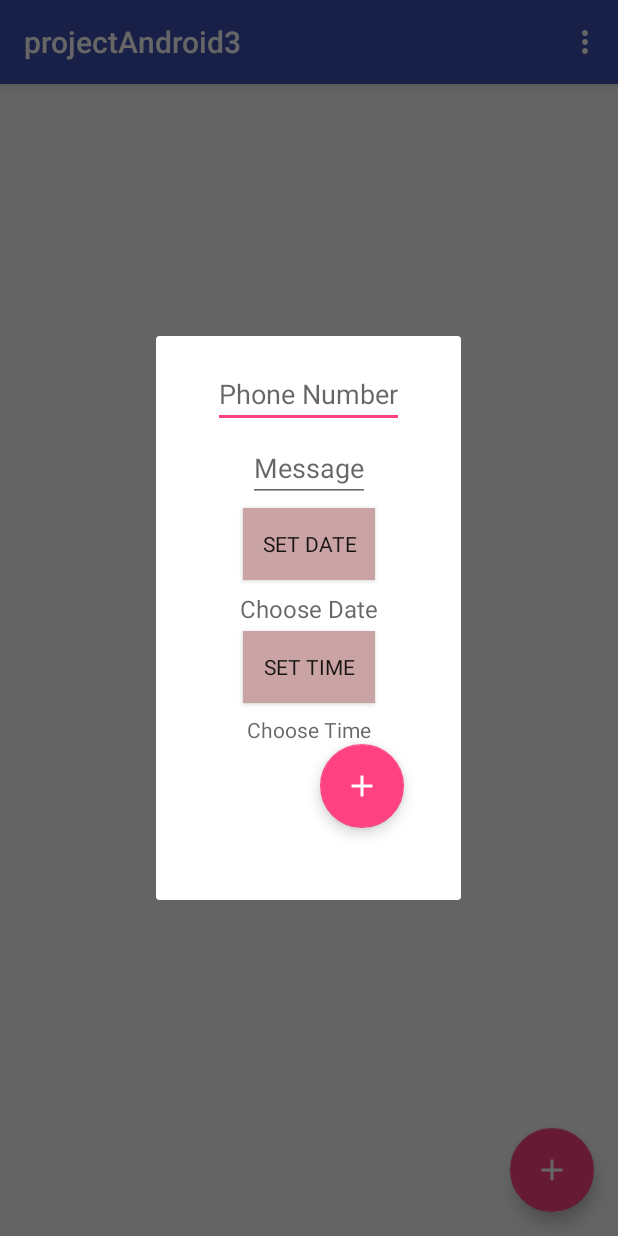
After one commit to Itay-kun/AndroidProject, an Android app: the fragment SMSDialogFragment placed in its activity, on a phone screen of 412 x 824 dp. The commit adds this screen. Run offline under Robolectric (Android 15) with nearby library versions, the phone set to English and light mode, and no system bars; libraries missing offline, so code that uses them is left out: com.firebase.jobdispatcher.

Commit message:
refactored to a dialog fragment

```diff
--- a/app/build.gradle
+++ b/app/build.gradle
@@ -25,6 +25,7 @@ dependencies {
     implementation 'com.android.support:design:26.1.0'
     implementation 'com.android.support:recyclerview-v7:26.1.0'
     implementation 'com.firebase:firebase-jobdispatcher:0.8.5'
+    implementation 'com.android.support:support-v4:26.1.0'
     testImplementation 'junit:junit:4.12'
     androidTestImplementation 'com.android.support.test:runner:1.0.1'
     androidTestImplementation 'com.android.support.test.espresso:espresso-core:3.0.1'
--- /dev/null
+++ b/app/src/main/java/hackeru/talg/edu/projectandroid3/SMSDialogFragment.java
@@ -0,0 +1,95 @@
+package hackeru.talg.edu.projectandroid3;
+
+
+import android.os.Bundle;
+import android.support.annotation.Nullable;
+import android.support.design.widget.FloatingActionButton;
+import android.support.v4.app.DialogFragment;
+import android.support.v4.app.Fragment;
+import android.view.LayoutInflater;
+import android.view.View;
+import android.view.ViewGroup;
+import android.widget.Button;
+import android.widget.EditText;
+import android.widget.TextView;
+
+
+/**
+ * A simple {@link Fragment} subclass.
+ */
+public class SMSDialogFragment extends DialogFragment {
+
+    private EditText etPhoneNumber;
+    private EditText etMessage;
+    private TextView tvDate;
+    private TextView tvTime;
+    private Button buttonDate;
+    private Button buttonTime;
+
+
+    @Override
+    public View onCreateView(LayoutInflater inflater, ViewGroup container,
+                             Bundle savedInstanceState) {
+        // Inflate the layout for this fragment
+        return inflater.inflate(R.layout.fragment_smsdialog, container, false);
+    }
+
+    @Override
+    public void onViewCreated(View v, @Nullable Bundle savedInstanceState) {
+        super.onViewCreated(v, savedInstanceState);
+
+        etPhoneNumber = v.findViewById(R.id.etPhoneNumber);
+        etMessage = v.findViewById(R.id.etMessage);
+        buttonDate = v. findViewById(R.id.buttonDate);
+        buttonTime = v. findViewById(R.id.buttonTime);
+        tvDate = v. findViewById(R.id.tvDate);
+        tvTime = v. findViewById(R.id.tvTime);
+
+
+
+
+        FloatingActionButton fab =  v.findViewById(R.id.fabAddSms);
+        fab.setOnClickListener(new View.OnClickListener() {
+            @Override
+            public void onClick(View view) {
+
+
+                String phoneNo = etPhoneNumber.getText().toString();
+
+                String message = etMessage.getText().toString();
+
+                String dateText = tvDate.getText().toString();
+                String timeText = tvTime.getText().toString();
+
+                MainActivity a = (MainActivity) getActivity();
+
+                a.doIt(phoneNo, dateText, timeText, message);
+
+                //kill myself(dialog)
+                dismiss();
+
+                return;
+            }
+        });
+
+        buttonDate.setOnClickListener(new View.OnClickListener() {
+            @Override
+            public void onClick(View v) {
+                DatePickerFragment newFragmentb = new DatePickerFragment();
+                newFragmentb.setTvDate(tvDate);
+                DialogFragment newFragment = newFragmentb;
+                newFragment.show(getChildFragmentManager(), "datePicker");
+            }
+        });
+
+        buttonTime.setOnClickListener(new View.OnClickListener() {
+            @Override
+            public void onClick(View v) {
+                TimePickerFragment newFragmentb = new TimePickerFragment();
+                newFragmentb.setTvTime(tvTime);
+                DialogFragment newFragment = newFragmentb;
+                newFragment.show(getChildFragmentManager(), "timePicker");
+            }
+        });
+    }
+}
--- /dev/null
+++ b/app/src/main/res/layout/fragment_smsdialog.xml
@@ -0,0 +1,126 @@
+<?xml version="1.0" encoding="utf-8"?>
+<android.support.constraint.ConstraintLayout xmlns:android="http://schemas.android.com/apk/res/android"
+    xmlns:app="http://schemas.android.com/apk/res-auto"
+    android:layout_width="match_parent"
+    android:layout_height="wrap_content"
+
+    android:paddingLeft="30dp"
+    android:paddingRight="30dp">
+
+    <EditText
+        android:id="@+id/etPhoneNumber"
+        android:layout_width="match_parent"
+        android:layout_height="wrap_content"
+        android:layout_marginEnd="8dp"
+        android:layout_marginStart="8dp"
+        android:layout_marginTop="16dp"
+        android:hint="@string/phone_number"
+        android:inputType="phone"
+        app:layout_constraintEnd_toEndOf="parent"
+        app:layout_constraintStart_toStartOf="parent"
+        app:layout_constraintTop_toTopOf="parent" />
+
+    <EditText
+        android:id="@+id/etMessage"
+        android:layout_width="match_parent"
+        android:layout_height="wrap_content"
+        android:layout_marginEnd="8dp"
+        android:layout_marginStart="8dp"
+        android:layout_marginTop="4dp"
+        android:fontFamily="sans-serif"
+        android:hint="@string/sms_text"
+        android:inputType="text"
+        app:layout_constraintEnd_toEndOf="parent"
+        app:layout_constraintStart_toStartOf="parent"
+        app:layout_constraintTop_toBottomOf="@+id/etPhoneNumber" />
+
+    <Button
+        android:id="@+id/buttonDate"
+        android:layout_width="match_parent"
+        android:layout_height="wrap_content"
+        android:layout_marginEnd="8dp"
+        android:layout_marginStart="8dp"
+        android:layout_marginTop="4dp"
+        android:background="#caa4a4"
+        android:fontFamily="sans-serif"
+        android:text="@string/date"
+        android:textSize="14dp"
+        app:layout_constraintEnd_toEndOf="parent"
+        app:layout_constraintStart_toStartOf="parent"
+        app:layout_constraintTop_toBottomOf="@+id/etMessage" />
+
+    <TextView
+        android:id="@+id/tvDate"
+        android:layout_width="match_parent"
+        android:layout_height="0dp"
+        android:layout_marginEnd="8dp"
+        android:layout_marginStart="8dp"
+        android:layout_marginTop="8dp"
+        android:gravity="center_horizontal"
+        android:hint="@string/choose_date"
+        android:textAlignment="gravity"
+        android:textSize="16dp"
+        app:layout_constraintEnd_toEndOf="parent"
+        app:layout_constraintStart_toStartOf="parent"
+        app:layout_constraintTop_toBottomOf="@+id/buttonDate" />
+
+    <Button
+        android:id="@+id/buttonTime"
+        android:layout_width="match_parent"
+        android:layout_height="wrap_content"
+        android:layout_marginEnd="8dp"
+        android:layout_marginStart="8dp"
+        android:layout_marginTop="4dp"
+        android:background="#caa4a4"
+        android:fontFamily="sans-serif"
+        android:text="@string/time"
+        android:textSize="14dp"
+        app:layout_constraintEnd_toEndOf="parent"
+        app:layout_constraintStart_toStartOf="parent"
+        app:layout_constraintTop_toBottomOf="@+id/tvDate" />
+
+    <TextView
+        android:id="@+id/tvTime"
+        android:layout_width="match_parent"
+        android:layout_height="0dp"
+        android:layout_marginEnd="8dp"
+        android:layout_marginStart="8dp"
+        android:layout_marginTop="8dp"
+        android:gravity="center_horizontal"
+        android:hint="@string/choose_time"
+        app:layout_constraintLeft_toLeftOf="parent"
+        app:layout_constraintRight_toRightOf="parent"
+        app:layout_constraintTop_toBottomOf="@+id/buttonTime" />
+
+    <android.support.design.widget.FloatingActionButton
+        android:id="@+id/fabAddSms"
+        android:layout_width="wrap_content"
+        android:text="blabla"
+        android:src="@drawable/ic_add_white"
+        android:layout_height="wrap_content"
+        android:layout_marginEnd="8dp"
+        android:layout_marginStart="8dp"
+
+        app:layout_constraintRight_toRightOf="parent"
+        app:layout_constraintTop_toBottomOf="@+id/tvTime"
+
+
+
+        />
+
+    <Button
+        android:id="@+id/bugfixer"
+        android:layout_width="wrap_content"
+        android:text="b"
+        android:layout_height="wrap_content"
+        android:layout_marginEnd="8dp"
+        android:layout_marginStart="8dp"
+        android:visibility="invisible"
+
+     app:layout_constraintTop_toBottomOf="@+id/fabAddSms"
+
+
+
+        />
+
+</android.support.constraint.ConstraintLayout>
--- a/app/src/main/res/values/strings.xml
+++ b/app/src/main/res/values/strings.xml
@@ -11,4 +11,7 @@
     <string name="time">Set Time</string>
     <string name="choose_date">Choose Date</string>
     <string name="choose_time">Choose Time</string>
+
+    <!-- TODO: Remove or change this placeholder text -->
+    <string name="hello_blank_fragment">Hello blank fragment</string>
 </resources>
```
Also changed, not shown: app/src/main/java/hackeru/talg/edu/projectandroid3/MainActivity.java (+30 -65 lines), app/src/main/res/layout/content_main.xml (+11 -100 lines).
